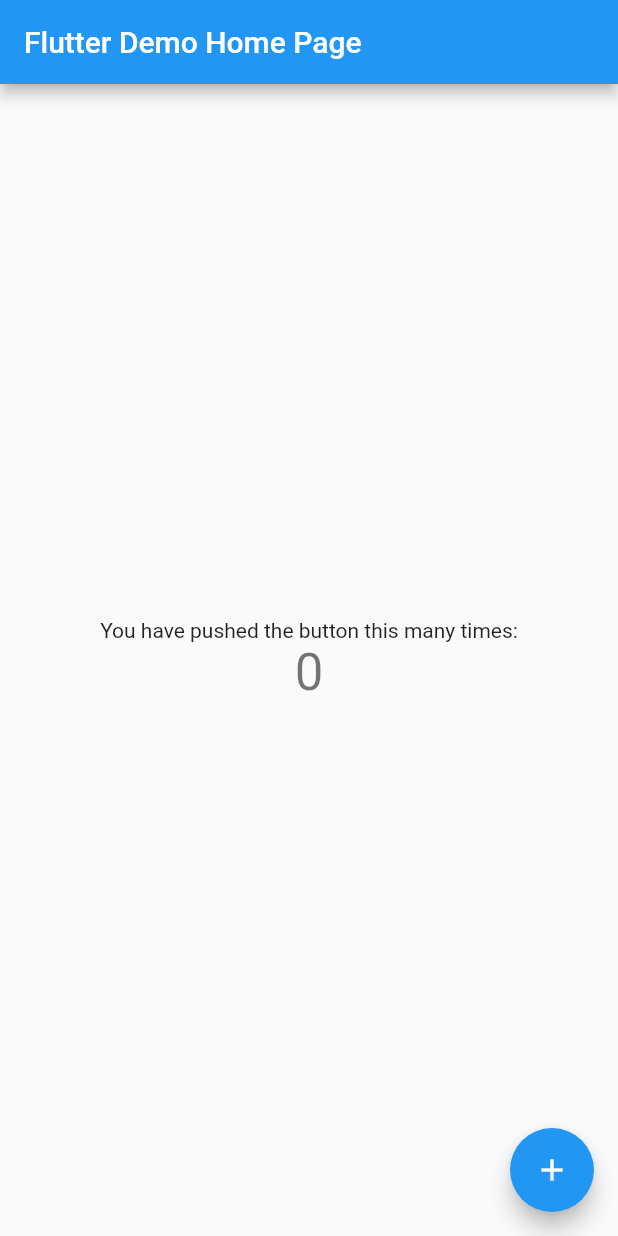
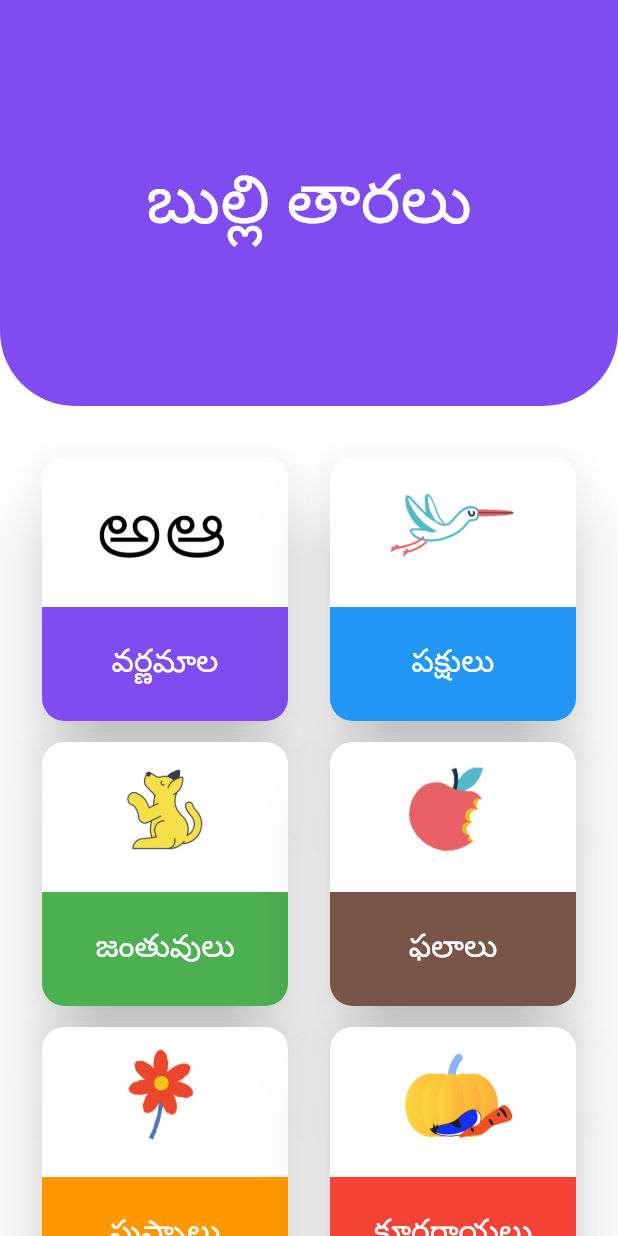
Before and after one commit to nsrisaimeher/code_little_stars, a Flutter app: the screen it shows after launch, on a phone screen of 412 x 824 dp. Run offline on Flutter 3.47's test engine with Material 2 defaults, Android fonts, the light colour scheme and no system bars; our stand-ins replace google_fonts; Roboto replaces fonts that are missing (Ramaraja).

Commit message:
first screen

```diff
--- a/lib/main.dart
+++ b/lib/main.dart
@@ -1,113 +1,21 @@
 import 'package:flutter/material.dart';
+import 'screens/home.dart';
 
 void main() {
-  runApp(MyApp());
+  runApp(AppMain());
 }
 
-class MyApp extends StatelessWidget {
-  // This widget is the root of your application.
+class AppMain extends StatelessWidget {
   @override
   Widget build(BuildContext context) {
     return MaterialApp(
-      title: 'Flutter Demo',
-      theme: ThemeData(
-        // This is the theme of your application.
-        //
-        // Try running your application with "flutter run". You'll see the
-        // application has a blue toolbar. Then, without quitting the app, try
-        // changing the primarySwatch below to Colors.green and then invoke
-        // "hot reload" (press "r" in the console where you ran "flutter run",
-        // or simply save your changes to "hot reload" in a Flutter IDE).
-        // Notice that the counter didn't reset back to zero; the application
-        // is not restarted.
-        primarySwatch: Colors.blue,
+          home: SafeArea(
+            child: Scaffold(
+              backgroundColor: Colors.white,
+              body: Home(),
+
+        ),
       ),
-      home: MyHomePage(title: 'Flutter Demo Home Page'),
     );
   }
 }
-
-class MyHomePage extends StatefulWidget {
-  MyHomePage({Key key, this.title}) : super(key: key);
-
-  // This widget is the home page of your application. It is stateful, meaning
-  // that it has a State object (defined below) that contains fields that affect
-  // how it looks.
-
-  // This class is the configuration for the state. It holds the values (in this
-  // case the title) provided by the parent (in this case the App widget) and
-  // used by the build method of the State. Fields in a Widget subclass are
-  // always marked "final".
-
-  final String title;
-
-  @override
-  _MyHomePageState createState() => _MyHomePageState();
-}
-
-class _MyHomePageState extends State<MyHomePage> {
-  int _counter = 0;
-
-  void _incrementCounter() {
-    setState(() {
-      // This call to setState tells the Flutter framework that something has
-      // changed in this State, which causes it to rerun the build method below
-      // so that the display can reflect the updated values. If we changed
-      // _counter without calling setState(), then the build method would not be
-      // called again, and so nothing would appear to happen.
-      _counter++;
-    });
-  }
-
-  @override
-  Widget build(BuildContext context) {
-    // This method is rerun every time setState is called, for instance as done
-    // by the _incrementCounter method above.
-    //
-    // The Flutter framework has been optimized to make rerunning build methods
-    // fast, so that you can just rebuild anything that needs updating rather
-    // than having to individually change instances of widgets.
-    return Scaffold(
-      appBar: AppBar(
-        // Here we take the value from the MyHomePage object that was created by
-        // the App.build method, and use it to set our appbar title.
-        title: Text(widget.title),
-      ),
-      body: Center(
-        // Center is a layout widget. It takes a single child and positions it
-        // in the middle of the parent.
-        child: Column(
-          // Column is also a layout widget. It takes a list of children and
-          // arranges them vertically. By default, it sizes itself to fit its
-          // children horizontally, and tries to be as tall as its parent.
-          //
-          // Invoke "debug painting" (press "p" in the console, choose the
-          // "Toggle Debug Paint" action from the Flutter Inspector in Android
-          // Studio, or the "Toggle Debug Paint" command in Visual Studio Code)
-          // to see the wireframe for each widget.
-          //
-          // Column has various properties to control how it sizes itself and
-          // how it positions its children. Here we use mainAxisAlignment to
-          // center the children vertically; the main axis here is the vertical
-          // axis because Columns are vertical (the cross axis would be
-          // horizontal).
-          mainAxisAlignment: MainAxisAlignment.center,
-          children: <Widget>[
-            Text(
-              'You have pushed the button this many times:',
-            ),
-            Text(
-              '$_counter',
-              style: Theme.of(context).textTheme.headline4,
-            ),
-          ],
-        ),
-      ),
-      floatingActionButton: FloatingActionButton(
-        onPressed: _incrementCounter,
-        tooltip: 'Increment',
-        child: Icon(Icons.add),
-      ), // This trailing comma makes auto-formatting nicer for build methods.
-    );
-  }
-}
--- /dev/null
+++ b/lib/screens/home.dart
@@ -0,0 +1,92 @@
+
+import 'package:code_little_stars/util/constants.dart';
+import 'package:code_little_stars/util/optioncard.dart';
+import 'package:flutter/material.dart';
+import '../util/titlecard.dart';
+import 'package:google_fonts/google_fonts.dart';
+
+
+class Home extends StatelessWidget {
+  final Radius cardRadius = Radius.circular(50);
+  int _colorIndex = 0;
+  List<Color> optionColors = [
+    primaryColor,
+    Colors.blue,
+    Colors.green,
+    Colors.brown,
+    Colors.orange,
+    Colors.red
+  ];
+
+  int getNextColorIndex() {
+    if (_colorIndex >= optionColors.length - 1) {
+      _colorIndex = 0;
+    } else {
+      _colorIndex++;
+    }
+    return _colorIndex;
+  }
+
+  @override
+  Widget build(BuildContext context) {
+    return Column(
+      children: [
+        Expanded(
+          child: TitleCard(
+            cardRadius: cardRadius,
+            cardChild: Center(
+                child: Text(
+              'బుల్లి తారలు',
+              style: buildTeluguFontStyle(context),
+
+            )),
+          ),
+        ),
+        SizedBox(
+          height: 12.0,
+        ),
+        Expanded(
+            flex: 2,
+            child: Container(
+                child: GridView.count(
+              primary: false,
+              padding: const EdgeInsets.all(20),
+              crossAxisSpacing: 12,
+              mainAxisSpacing: 10,
+              crossAxisCount: 2,
+              children: <Widget>[
+                OptionCard(
+                  optionText: 'వర్ణమాల',
+                  widgetColor: optionColors[0], imagePath: 'assets/alphabet.png',
+                ),
+                OptionCard(
+                  optionText: 'పక్షులు',
+                  widgetColor: optionColors[getNextColorIndex()], imagePath: 'assets/birds.png',
+                ),
+                OptionCard(
+                  optionText: 'జంతువులు',
+                  widgetColor: optionColors[getNextColorIndex()], imagePath: 'assets/animals.png',
+                ),
+                OptionCard(
+                  optionText: 'ఫలాలు',
+                  widgetColor: optionColors[getNextColorIndex()], imagePath: 'assets/fruits.png',
+                ),
+                OptionCard(
+                  optionText: 'పుష్పాలు',
+                  widgetColor: optionColors[getNextColorIndex()], imagePath: 'assets/flowers.png',
+                ),
+                OptionCard(
+                  optionText: 'కూరగాయలు',
+                  widgetColor: optionColors[getNextColorIndex()], imagePath: 'assets/veggies.png',
+                ),
+              ],
+            )))
+      ],
+    );
+  }
+
+  TextStyle buildTeluguFontStyle(BuildContext context) => GoogleFonts.ramaraja(
+                color: Colors.white,
+                textStyle: Theme.of(context).textTheme.headline3
+              );
+}
--- /dev/null
+++ b/lib/util/constants.dart
@@ -0,0 +1,4 @@
+import 'package:flutter/material.dart';
+
+
+const primaryColor = Color(0xFF804CEF);
--- /dev/null
+++ b/lib/util/optioncard.dart
@@ -0,0 +1,64 @@
+import 'package:flutter/material.dart';
+import 'package:google_fonts/google_fonts.dart';
+
+class OptionCard extends StatelessWidget {
+  const OptionCard(
+      {Key key,
+      @required this.optionText,
+      @required this.widgetColor,
+      @required this.imagePath})
+      : super(key: key);
+
+  final String optionText, imagePath;
+  final Color widgetColor;
+
+  @override
+  Widget build(BuildContext context) {
+    return Card(
+        margin: EdgeInsets.fromLTRB(8.0, 2.0, 8.0, 2.0),
+        // color: widgetColor,
+        shape: RoundedRectangleBorder(
+          borderRadius: BorderRadius.circular(15.0),
+        ),
+        elevation: 21.0,
+        child: Column(
+          mainAxisAlignment: MainAxisAlignment.center,
+          children: [
+            Container(
+              margin: EdgeInsets.all(5.0),
+              child: CircleAvatar(
+                radius: 45.0,
+                backgroundColor: Colors.white,
+                backgroundImage: AssetImage(imagePath,
+                ),
+              ),
+            ),
+            // Divider(]
+            //   thickness: 3.0,
+
+            // ),
+            Expanded(
+              child: Container(
+                decoration: BoxDecoration(
+                  borderRadius: BorderRadius.only(
+                      bottomRight: Radius.circular(15.0),
+                      bottomLeft: Radius.circular(15.0)),
+                  color: widgetColor,
+                ),
+                child: Center(
+                  child: Text(
+                    optionText,
+                    style: GoogleFonts.ramaraja(
+                      color: Colors.white,
+                      fontSize: 21.0,
+                      fontWeight: FontWeight.w100,
+                      textStyle: Theme.of(context).textTheme.subtitle1,
+                    ),
+                  ),
+                ),
+              ),
+            )
+          ],
+        ));
+  }
+}
--- /dev/null
+++ b/lib/util/titlecard.dart
@@ -0,0 +1,25 @@
+import 'package:flutter/material.dart';
+import 'constants.dart';
+
+class TitleCard extends StatelessWidget {
+  const TitleCard({
+    Key key,
+    @required this.cardRadius,
+    @required this.cardChild,
+  }) : super(key: key);
+
+  final Radius cardRadius;
+  final Widget cardChild;
+
+  @override
+  Widget build(BuildContext context) {
+    return Container(
+      decoration: BoxDecoration(
+        borderRadius:
+            BorderRadius.only(bottomRight: cardRadius, bottomLeft: cardRadius),
+        color: primaryColor,
+      ),
+      child: cardChild,
+    );
+  }
+}
--- a/pubspec.yaml
+++ b/pubspec.yaml
@@ -28,6 +28,7 @@
   # The following adds the Cupertino Icons font to your application.
   # Use with the CupertinoIcons class for iOS style icons.
   cupertino_icons: ^1.0.0
+  google_fonts: ^1.1.1
 
 dev_dependencies:
   flutter_test:
@@ -45,9 +46,8 @@
   uses-material-design: true
 
   # To add assets to your application, add an assets section, like this:
-  # assets:
-  #   - images/a_dot_burr.jpeg
-  #   - images/a_dot_ham.jpeg
+  assets:
+    - assets/
 
   # An image asset can refer to one or more resolution-specific "variants", see
   # https://flutter.dev/assets-and-images/#resolution-aware.
```
Also changed, not shown: assets/alphabet.png (added), assets/animals.png (added), assets/birds.png (added), assets/flowers.png (added), assets/fruits.png (added), assets/vegetables.png (added), assets/veggies.png (added), pubspec.lock, 1 other file.
